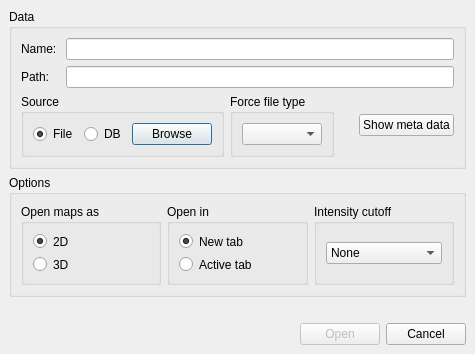
Above: source/VISUAL/DIALOGS/OpenDialog.ui from open-ms/all-svn-branches before the change. Below: the same form after it.
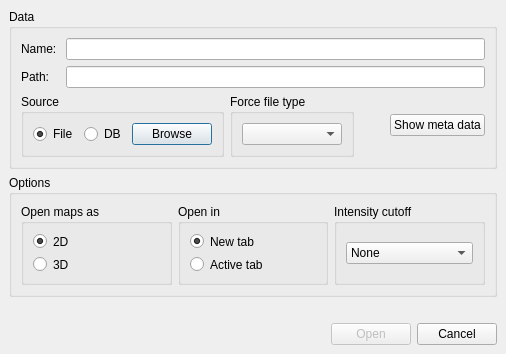
That is the form after the change.

Commit message: fixed open dialog

Diff of the .ui file:
```diff
--- a/source/VISUAL/DIALOGS/OpenDialog.ui
+++ b/source/VISUAL/DIALOGS/OpenDialog.ui
@@ -5,7 +5,7 @@
    <rect>
     <x>0</x>
     <y>0</y>
-    <width>475</width>
+    <width>506</width>
     <height>354</height>
    </rect>
   </property>
@@ -144,7 +144,14 @@
             <number>6</number>
            </property>
            <item>
-            <widget class="QComboBox" name="filetypes_" />
+            <widget class="QComboBox" name="filetypes_" >
+             <property name="minimumSize" >
+              <size>
+               <width>100</width>
+               <height>0</height>
+              </size>
+             </property>
+            </widget>
            </item>
           </layout>
          </widget>
```
Left out of the diff: 6 changed lines with no effect on the pictures. The commit also changes 1 other file.
